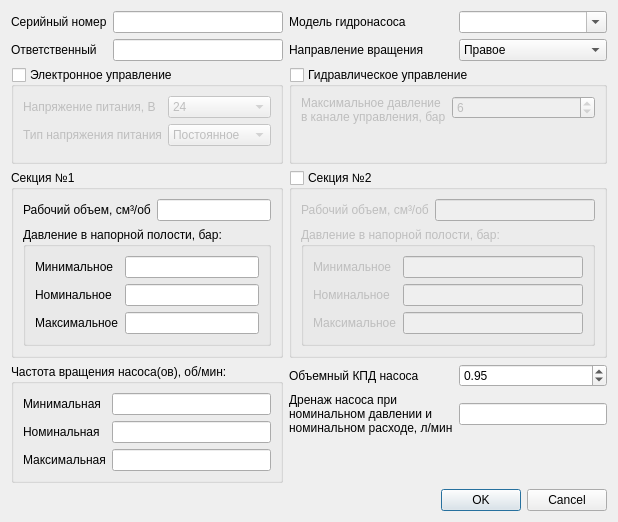
Before: the Qt Designer form pump_title_info.ui in firef0xff/SSHGS01, drawn with Qt 5.
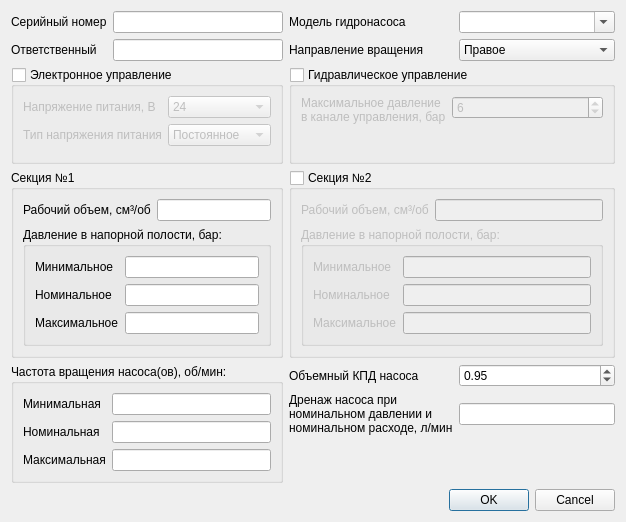
After: the same form once the commit is applied.

What changed in the file:
```diff
--- a/pump_title_info.ui
+++ b/pump_title_info.ui
@@ -6,7 +6,7 @@
    <rect>
     <x>0</x>
     <y>0</y>
-    <width>618</width>
+    <width>626</width>
     <height>522</height>
    </rect>
   </property>
```
Left out of the diff: 2 changed lines with no effect on the pictures.
